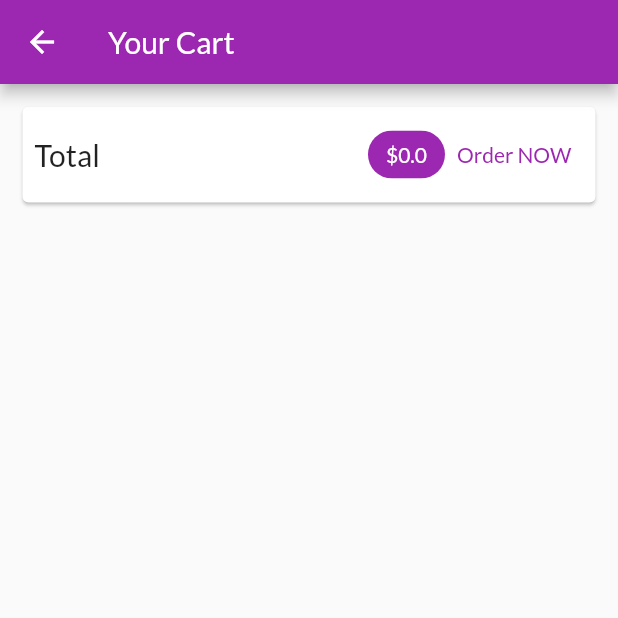
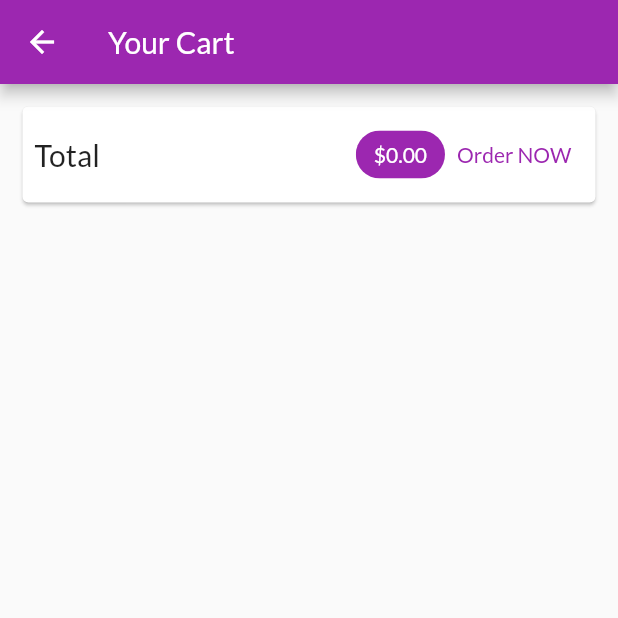
Before and after one commit to PieroSilvestri/flutter-shop-app, a Flutter app: the CartScreen screen opened by its route, after a tap on "Order NOW", on a phone screen of 412 x 824 dp, the top half of it. Run offline on Flutter 3.47's test engine with Material 2 defaults, Android fonts, the phone set to English and light mode, and no system bars; network calls fail.

Commit message:
Finished Section 8

```diff
--- a/lib/providers/cart.dart
+++ b/lib/providers/cart.dart
@@ -15,7 +15,7 @@ class CartItem {
 }
 
 class Cart with ChangeNotifier {
-  final Map<String, CartItem> _items =  {};
+  Map<String, CartItem> _items =  {};
 
   Map<String, CartItem> get items {
     return {..._items};
@@ -63,4 +63,9 @@ class Cart with ChangeNotifier {
     _items.remove(productId);
     notifyListeners();
   }
+
+  void clear() {
+    _items = {};
+    notifyListeners();
+  }
 }
--- /dev/null
+++ b/lib/providers/orders.dart
@@ -0,0 +1,37 @@
+import 'package:flutter/foundation.dart';
+import 'package:shop_app/providers/cart.dart';
+
+class OrderItem {
+  final String id;
+  final double amount;
+  final List<CartItem> products;
+  final DateTime dateTime;
+
+  OrderItem({
+    required this.id,
+    required this.amount,
+    required this.products,
+    required this.dateTime,
+  });
+}
+
+class Orders with ChangeNotifier {
+  List<OrderItem> _orders = [];
+
+  List<OrderItem> get orders {
+    return [..._orders];
+  }
+
+  void addOrder(List<CartItem> cartproducts, double total) {
+    _orders.insert(
+      0,
+      OrderItem(
+        id: DateTime.now().toString(),
+        amount: total,
+        products: cartproducts,
+        dateTime: DateTime.now(),
+      ),
+    );
+    notifyListeners();
+  }
+}
--- a/lib/screens/cart_screen.dart
+++ b/lib/screens/cart_screen.dart
@@ -1,6 +1,7 @@
 import 'package:flutter/material.dart';
 import 'package:provider/provider.dart';
 import 'package:shop_app/providers/cart.dart' show Cart;
+import 'package:shop_app/providers/orders.dart';
 import 'package:shop_app/widgets/cart_item.dart';
 
 class CartScreen extends StatelessWidget {
@@ -29,7 +30,7 @@ class CartScreen extends StatelessWidget {
                   Spacer(),
                   Chip(
                     label: Text(
-                      '\$${cart.totalAmount}',
+                      '\$${cart.totalAmount.toStringAsFixed(2)}',
                       style: TextStyle(
                           color: Theme.of(context)
                               .primaryTextTheme
@@ -39,7 +40,13 @@ class CartScreen extends StatelessWidget {
                     backgroundColor: Theme.of(context).primaryColor,
                   ),
                   TextButton(
-                    onPressed: () {},
+                    onPressed: () {
+                      Provider.of<Orders>(context, listen: false).addOrder(
+                        cart.items.values.toList(),
+                        cart.totalAmount,
+                      );
+                      cart.clear();
+                    },
                     child: Text(
                       'Order NOW',
                       style: TextStyle(color: Theme.of(context).primaryColor),
--- /dev/null
+++ b/lib/screens/orders_screen.dart
@@ -0,0 +1,29 @@
+
+import 'package:flutter/material.dart';
+import 'package:provider/provider.dart';
+import 'package:shop_app/providers/orders.dart' show Orders;
+import 'package:shop_app/widgets/app_drawer.dart';
+import 'package:shop_app/widgets/order_item.dart';
+
+class OrdersScreen extends StatelessWidget {
+
+  static const routeName = '/orders';
+
+  const OrdersScreen({Key? key}) : super(key: key);
+
+  @override
+  Widget build(BuildContext context) {
+    final ordersData = Provider.of<Orders>(context);
+
+    return Scaffold(
+      appBar: AppBar(
+        title: Text('Your Orders'),
+      ),
+      drawer: AppDrawer(),
+      body: ListView.builder(
+        itemCount: ordersData.orders.length,
+        itemBuilder: (ctx, i) => OrderItem(ordersData.orders[i]),
+      ),
+    );
+  }
+}
--- /dev/null
+++ b/lib/widgets/order_item.dart
@@ -0,0 +1,66 @@
+import 'dart:math';
+
+import 'package:flutter/material.dart';
+import 'package:intl/intl.dart';
+import 'package:shop_app/providers/orders.dart' as ord;
+
+class OrderItem extends StatefulWidget {
+  final ord.OrderItem order;
+
+  OrderItem(this.order);
+
+  @override
+  State<OrderItem> createState() => _OrderItemState();
+}
+
+class _OrderItemState extends State<OrderItem> {
+  var _expanded = false;
+
+  @override
+  Widget build(BuildContext context) {
+    return Card(
+      margin: EdgeInsets.all(10),
+      child: Column(
+        children: [
+          ListTile(
+            title: Text('\$${widget.order.amount}'),
+            subtitle: Text(
+                DateFormat('dd/MM/yyyy hh:mm').format(widget.order.dateTime)),
+            trailing: IconButton(
+              icon: Icon(_expanded ? Icons.expand_less : Icons.expand_more),
+              onPressed: () {
+                setState(() {
+                  _expanded = !_expanded;
+                });
+              },
+            ),
+          ),
+          if (_expanded)
+            Container(
+              padding: EdgeInsets.symmetric(horizontal: 15, vertical: 4),
+              height: min(widget.order.products.length * 20.0 + 20, 100),
+              child: ListView(
+                children: widget.order.products
+                    .map((prod) => Row(
+                          mainAxisAlignment: MainAxisAlignment.spaceBetween,
+                          children: [
+                            Text(
+                              prod.title,
+                              style: TextStyle(
+                                  fontSize: 18, fontWeight: FontWeight.bold),
+                            ),
+                            Text(
+                              '${prod.quantity}x \$${prod.price}',
+                              style:
+                                  TextStyle(fontSize: 18, color: Colors.grey),
+                            )
+                          ],
+                        ))
+                    .toList(),
+              ),
+            ),
+        ],
+      ),
+    );
+  }
+}
--- a/pubspec.yaml
+++ b/pubspec.yaml
@@ -35,6 +35,7 @@ dependencies:
   # The following adds the Cupertino Icons font to your application.
   # Use with the CupertinoIcons class for iOS style icons.
   cupertino_icons: ^1.0.2
+  intl: ^0.17.0
 
 dev_dependencies:
   flutter_test:
```
Also changed, not shown: lib/main.dart (+6 -2 lines), lib/screens/product_detail_screen.dart (+39 -3 lines), lib/screens/products_overview_screen.dart (+7 -6 lines), lib/widgets/app_drawer.dart (added, +37 -0 lines), pubspec.lock.
